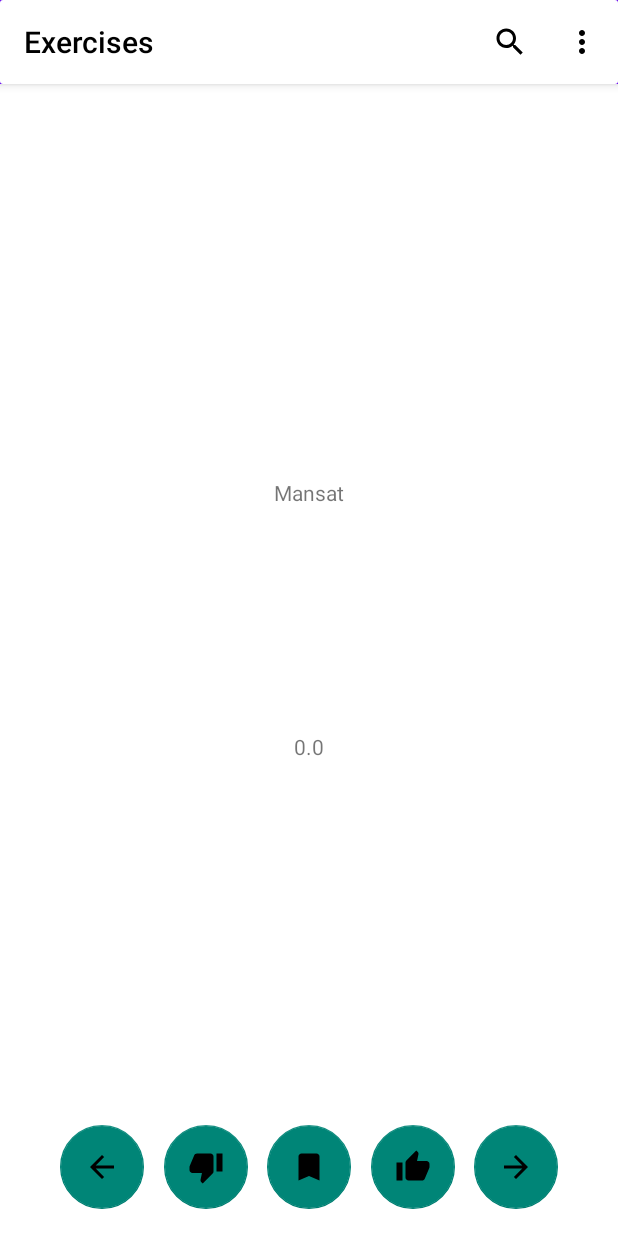
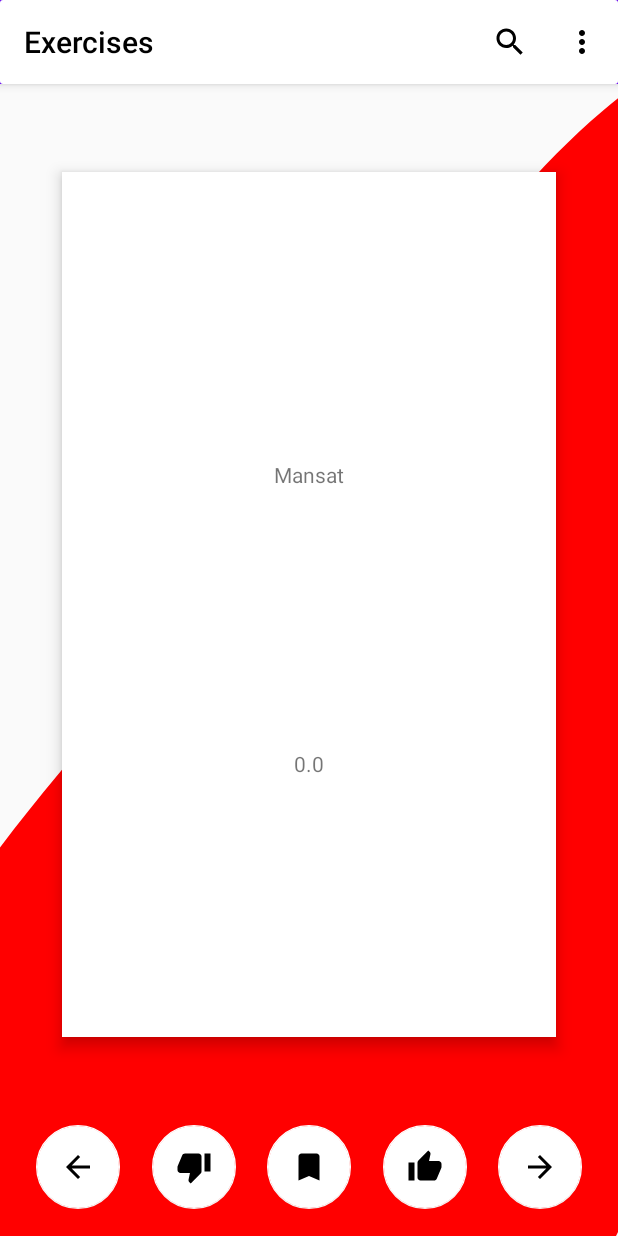
Before and after one commit to tmackintosh/OxfordHack2022, an Android app: the screen it shows after launch (MainActivity), on a phone screen of 412 x 824 dp. Run offline under Robolectric (Android 15) with nearby library versions, the phone set to English and light mode, and no system bars.

Commit message:
Cleaned up app UI

```diff
--- a/app/src/main/res/layout/activity_main.xml
+++ b/app/src/main/res/layout/activity_main.xml
@@ -4,7 +4,7 @@
     xmlns:tools="http://schemas.android.com/tools"
     android:layout_width="match_parent"
     android:layout_height="match_parent"
-    android:background="@color/white"
+    android:background="@drawable/ic_background"
     tools:context=".MainActivity">
 
     <com.google.android.material.appbar.AppBarLayout
@@ -32,17 +32,20 @@
         android:id="@+id/activity_main_ll_buttonContainer"
         android:layout_width="match_parent"
         android:layout_height="wrap_content"
-        android:layout_marginLeft="40dp"
-        android:layout_marginRight="40dp"
+        android:layout_marginBottom="18dp"
+        android:layout_marginLeft="24dp"
+        android:layout_marginRight="24dp"
         android:orientation="horizontal"
-        android:paddingBottom="18dp"
-        app:layout_constraintBottom_toBottomOf="parent">
+        app:layout_constraintBottom_toBottomOf="parent"
+        app:layout_constraintEnd_toEndOf="parent"
+        app:layout_constraintStart_toStartOf="parent">
 
         <com.google.android.material.floatingactionbutton.FloatingActionButton
             android:id="@+id/activity_main_fab_back"
             android:layout_width="wrap_content"
             android:layout_height="wrap_content"
             android:src="@drawable/ic_baseline_arrow_back_24"
+            app:backgroundTint="#FFFFFF"
             app:elevation="0dp"
             app:layout_constraintBottom_toBottomOf="parent"
             app:layout_constraintLeft_toLeftOf="parent"
@@ -53,6 +56,7 @@
             android:layout_width="wrap_content"
             android:layout_height="wrap_content"
             android:src="@drawable/ic_baseline_thumb_up_24"
+            app:backgroundTint="#FFFFFF"
             app:elevation="0dp"
             app:layout_constraintLeft_toRightOf="@id/activity_main_fab_favourite"
             app:layout_constraintRight_toLeftOf="@id/activity_main_fab_forward"
@@ -63,6 +67,7 @@
             android:layout_width="wrap_content"
             android:layout_height="wrap_content"
             android:src="@drawable/ic_baseline_bookmark_24"
+            app:backgroundTint="#FFFFFF"
             app:elevation="0dp"
             app:layout_constraintLeft_toRightOf="@id/activity_main_fab_dislike"
             app:layout_constraintRight_toLeftOf="@id/activity_main_fab_like"
@@ -73,6 +78,7 @@
             android:layout_width="wrap_content"
             android:layout_height="wrap_content"
             android:src="@drawable/ic_baseline_thumb_down_24"
+            app:backgroundTint="#FFFFFF"
             app:elevation="0dp"
             app:layout_constraintLeft_toRightOf="@id/activity_main_fab_back"
             app:layout_constraintRight_toLeftOf="@id/activity_main_fab_favourite"
@@ -83,6 +89,7 @@
             android:layout_width="wrap_content"
             android:layout_height="wrap_content"
             android:src="@drawable/ic_baseline_arrow_forward_24"
+            app:backgroundTint="#FFFFFF"
             app:elevation="0dp"
             app:layout_constraintRight_toRightOf="parent"
             app:layout_constraintTop_toTopOf="parent" />
@@ -91,17 +98,22 @@
 
     <View
         android:id="@+id/activity_main_card_view"
-        android:layout_width="304dp"
-        android:layout_height="509dp"
+        android:layout_width="0dp"
+        android:layout_height="0dp"
+        android:background="#FFFFFF"
+        android:elevation="6dp"
         app:layout_constraintBottom_toTopOf="@+id/activity_main_ll_buttonContainer"
         app:layout_constraintEnd_toEndOf="parent"
+        app:layout_constraintHeight_percent="0.7"
         app:layout_constraintStart_toStartOf="parent"
-        app:layout_constraintTop_toBottomOf="@+id/activity_main_abl" />
+        app:layout_constraintTop_toBottomOf="@+id/activity_main_abl"
+        app:layout_constraintWidth_percent="0.8" />
 
     <TextView
         android:id="@+id/company_name"
         android:layout_width="wrap_content"
         android:layout_height="wrap_content"
+        android:elevation="7dp"
         android:text="TextView"
         app:layout_constraintBottom_toBottomOf="@id/textView2"
         app:layout_constraintEnd_toEndOf="@+id/activity_main_card_view"
@@ -112,6 +124,7 @@
         android:id="@+id/textView2"
         android:layout_width="wrap_content"
         android:layout_height="wrap_content"
+        android:elevation="7dp"
         android:text="TextView"
         app:layout_constraintBottom_toBottomOf="@+id/activity_main_card_view"
         app:layout_constraintEnd_toEndOf="@+id/activity_main_card_view"
```
